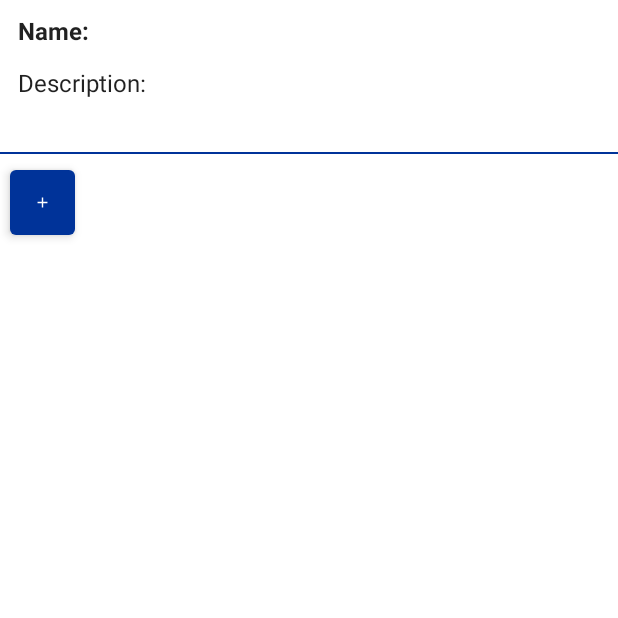
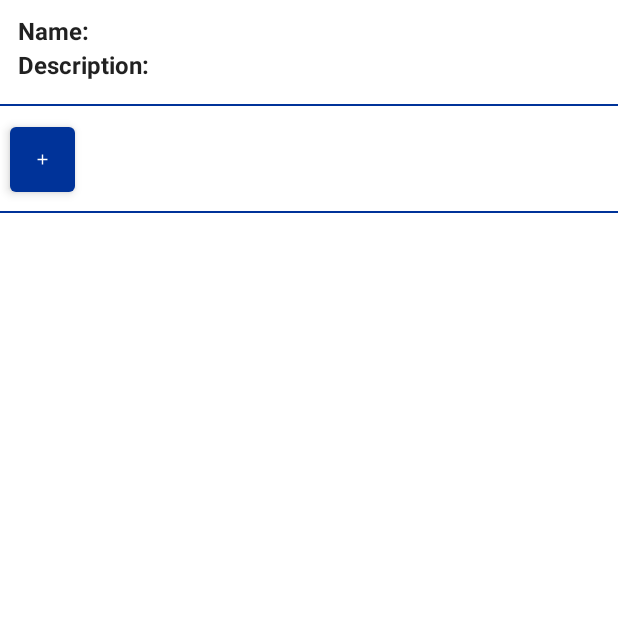
Before and after one commit to isp-group-locationsimulator/Location-Simulator, an Android app built with Jetpack Compose: the editTimeline screen opened through its navigation route, on a phone screen of 412 x 824 dp, the top half of it. Run offline under Robolectric (Android 15) with nearby library versions, the light colour scheme and no system bars; our stand-ins replace Dagger/Hilt's generated code.

Commit message:
changed Text and Slider Layout in Timeline

```diff
--- a/src/app/src/main/java/com/ispgr5/locationsimulator/presentation/editTimeline/EditTimelineScreen.kt
+++ b/src/app/src/main/java/com/ispgr5/locationsimulator/presentation/editTimeline/EditTimelineScreen.kt
@@ -32,28 +32,59 @@ fun EditTimelineScreen(
         /**
          * Name and Description
          */
-        Column(modifier = Modifier.padding(12.dp)) {
-            Text(text = stringResource(id = R.string.editTimeline_name) + ":", fontWeight = FontWeight.Bold)
+        Column(
+            modifier = Modifier
+                .padding(12.dp)
+                .fillMaxWidth(),
+            horizontalAlignment = Alignment.CenterHorizontally
+        ) {
+            Column {
+                Row(modifier = Modifier.fillMaxWidth(), verticalAlignment = Alignment.CenterVertically) {
+                    Text(
+                        text = stringResource(id = R.string.editTimeline_name) + ":",
+                        fontWeight = FontWeight.Bold,
+                        modifier = Modifier.width(100.dp)
+                    )
+                    Column(
+                        modifier = Modifier.fillMaxWidth(),
+                        horizontalAlignment = Alignment.CenterHorizontally,
+                        verticalArrangement = Arrangement.Center
+                    ) {
                         BasicTextField(
                             value = state.name,
-                singleLine = true,
                             onValueChange = { name -> viewModel.onEvent(EditTimelineEvent.ChangedName(name)) }
                         )
-            Text(text = stringResource(id = R.string.editTimeline_description) + ":")
+                    }
+                }
+            }
             Spacer(modifier = Modifier.size(4.dp))
+            Column {
+                Row(modifier = Modifier.fillMaxWidth(), verticalAlignment = Alignment.CenterVertically) {
+                    Text(
+                        text = stringResource(id = R.string.editTimeline_description) + ":",
+                        fontWeight = FontWeight.Bold,
+                        modifier = Modifier.width(100.dp)
+                    )
+                    Column(
+                        modifier = Modifier.fillMaxWidth(),
+                        horizontalAlignment = Alignment.CenterHorizontally,
+                        verticalArrangement = Arrangement.Center
+                    ) {
                         BasicTextField(
                             value = state.description,
                             onValueChange = { description -> viewModel.onEvent(EditTimelineEvent.ChangedDescription(description)) }
                         )
                     }
+                }
+            }
+        }
 
         Spacer(modifier = Modifier.size(4.dp))
         Divider(color = MaterialTheme.colors.primary, thickness = 1.dp)
-        Spacer(modifier = Modifier.size(4.dp))
+        Spacer(modifier = Modifier.size(7.dp))
 
-        Row {
         /**
-             * TimeLine
+         * The TimeLine
          */
         Timeline(
             components = state.components,
@@ -61,15 +92,13 @@ fun EditTimelineScreen(
             onSelectAComponent = fun(configItem: ConfigComponent) { viewModel.onEvent(EditTimelineEvent.SelectedTimelineItem(configItem)) },
             onAddClicked = fun() { showCustomDialogWithResult = true }
         )
-        }
+        Spacer(modifier = Modifier.size(7.dp))
+        Divider(color = MaterialTheme.colors.primary, thickness = 1.dp)
+
+        /**
+         * The Edit Options, like Slider
+         */
         if (viewModel.state.value.currentTimelineIndex != -1) {
-            Column(
-                modifier = Modifier
-                    .padding(20.dp)
-                    .fillMaxSize(),
-                horizontalAlignment = Alignment.CenterHorizontally,
-                verticalArrangement = Arrangement.Center
-            ) {
             EditConfigComponent(
                 state.current,
                 onSoundValueChanged = fun(range: ClosedFloatingPointRange<Float>) { viewModel.onEvent(EditTimelineEvent.ChangedSoundVolume(range)) },
@@ -86,7 +115,6 @@ fun EditTimelineScreen(
                 onMoveUpClicked = fun(configComponent: ConfigComponent) { viewModel.onEvent(EditTimelineEvent.MoveConfCompUp(configComponent)) },
                 onMoveDownClicked = fun(configComponent: ConfigComponent) { viewModel.onEvent(EditTimelineEvent.MoveConfCompDown(configComponent)) }
             )
-            }
         }
     }
 
```
Also changed, not shown: src/app/src/main/java/com/ispgr5/locationsimulator/presentation/editTimeline/components/EditConfigComp.kt (+31 -11 lines). Lines whose indentation alone changed are shown as unchanged.
